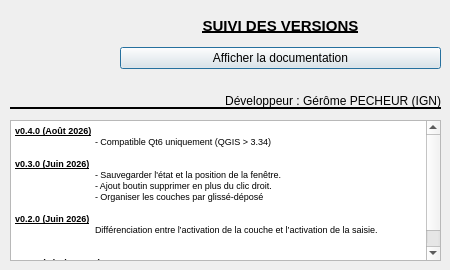
This is aproposde.ui in IGNF/objets-preferes-qgis-plugin as Qt 5 draws it before an edit. The edited form follows.
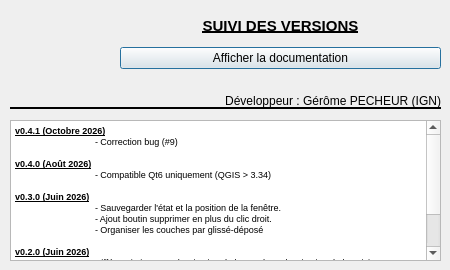
This is the edited form. Icons and pictures are not drawn.

Patch:
```diff
--- a/aproposde.ui
+++ b/aproposde.ui
@@ -99,7 +99,10 @@
     <string>&lt;!DOCTYPE HTML PUBLIC &quot;-//W3C//DTD HTML 4.0//EN&quot; &quot;http://www.w3.org/TR/REC-html40/strict.dtd&quot;&gt;
 &lt;html&gt;&lt;head&gt;&lt;meta name=&quot;qrichtext&quot; content=&quot;1&quot; /&gt;&lt;style type=&quot;text/css&quot;&gt;
 p, li { white-space: pre-wrap; }
-&lt;/style&gt;&lt;/head&gt;&lt;body style=&quot; font-family:'MS Shell Dlg 2'; font-size:7.8pt; font-weight:400; font-style:normal;&quot;&gt;
+&lt;/style&gt;&lt;/head&gt;&lt;body style=&quot; font-family:'MS Shell Dlg 2'; font-size:8.25pt; font-weight:400; font-style:normal;&quot;&gt;
+&lt;p style=&quot; margin-top:0px; margin-bottom:0px; margin-left:0px; margin-right:0px; -qt-block-indent:0; text-indent:0px;&quot;&gt;&lt;span style=&quot; font-size:7pt; font-weight:600; text-decoration: underline;&quot;&gt;v0.4.1 (Octobre 2026)&lt;/span&gt;&lt;/p&gt;
+&lt;p style=&quot; margin-top:0px; margin-bottom:0px; margin-left:0px; margin-right:0px; -qt-block-indent:0; text-indent:0px;&quot;&gt;&lt;span style=&quot; font-size:7pt;&quot;&gt;	- Correction bug (#9)&lt;/span&gt;&lt;/p&gt;
+&lt;p style=&quot;-qt-paragraph-type:empty; margin-top:0px; margin-bottom:0px; margin-left:0px; margin-right:0px; -qt-block-indent:0; text-indent:0px; font-size:7pt;&quot;&gt;&lt;br /&gt;&lt;/p&gt;
 &lt;p style=&quot; margin-top:0px; margin-bottom:0px; margin-left:0px; margin-right:0px; -qt-block-indent:0; text-indent:0px;&quot;&gt;&lt;span style=&quot; font-size:7pt; font-weight:600; text-decoration: underline;&quot;&gt;v0.4.0 (Août 2026)&lt;/span&gt;&lt;/p&gt;
 &lt;p style=&quot; margin-top:0px; margin-bottom:0px; margin-left:0px; margin-right:0px; -qt-block-indent:0; text-indent:0px;&quot;&gt;&lt;span style=&quot; font-size:7pt;&quot;&gt;	- Compatible Qt6 uniquement (QGIS &amp;gt; 3.34)&lt;/span&gt;&lt;/p&gt;
 &lt;p style=&quot;-qt-paragraph-type:empty; margin-top:0px; margin-bottom:0px; margin-left:0px; margin-right:0px; -qt-block-indent:0; text-indent:0px; font-size:7pt;&quot;&gt;&lt;br /&gt;&lt;/p&gt;
```
